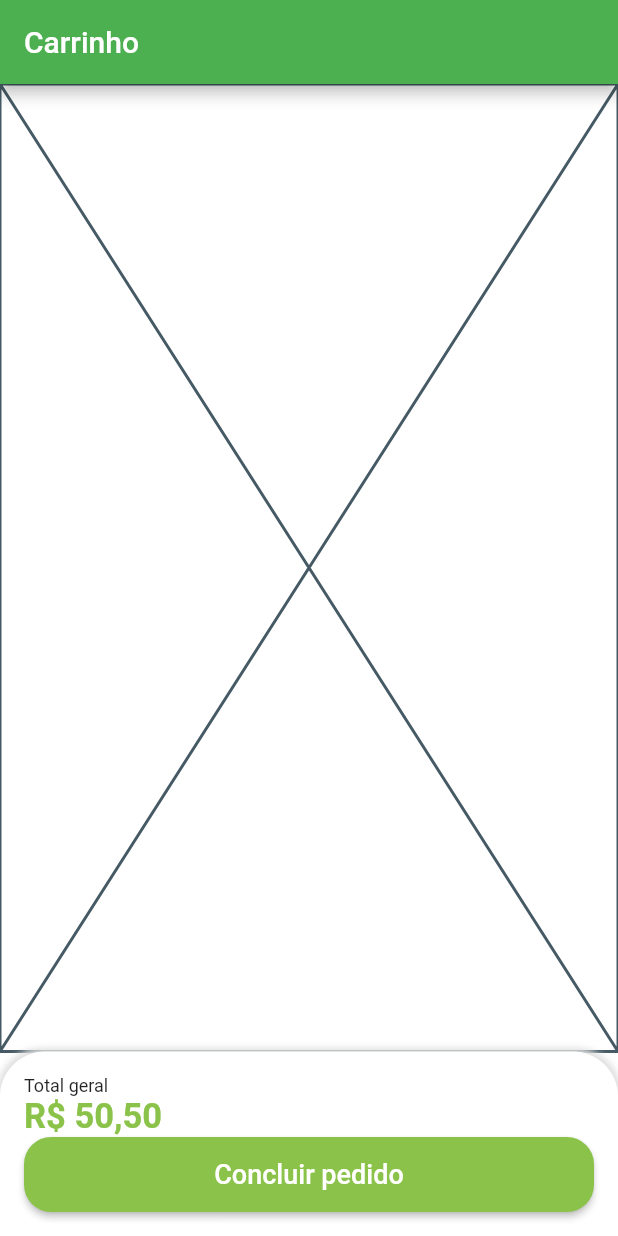
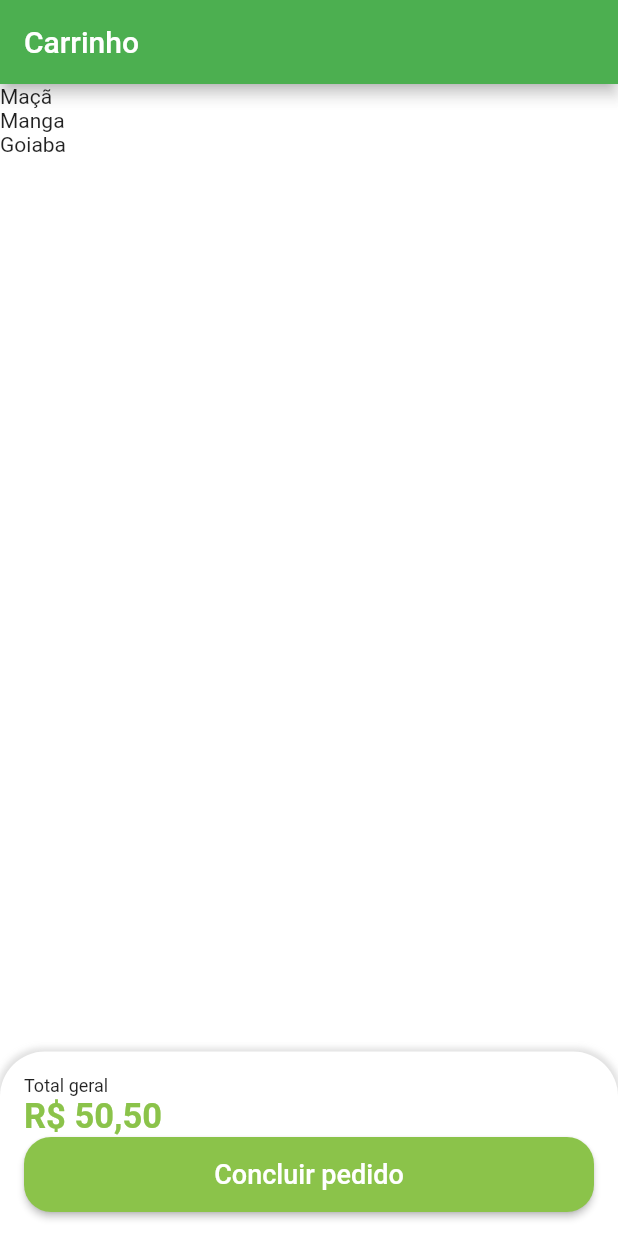
Before and after one commit to emilson-silva/quitanda_virtual, a Flutter app: the CartTab screen opened directly, on a phone screen of 412 x 824 dp. Run offline on Flutter 3.47's test engine with Material 2 defaults, Android fonts, the phone set to English and light mode, and no system bars; our stand-ins replace animated_text_kit, badges, mask_text_input_formatter.

Commit message:
Criação da lista de produtos do carrinho

```diff
--- a/lib/src/config/app_data.dart
+++ b/lib/src/config/app_data.dart
@@ -1,3 +1,4 @@
+import 'package:quitanda_virtual/src/models/cart_item_model.dart';
 import 'package:quitanda_virtual/src/models/item_model.dart';
 
 ItemModel apple = ItemModel(
@@ -71,3 +72,17 @@ List<String> categories = [
   'Temperos',
   'Cereais',
 ];
+List<CartItemModel> cartItems = [
+  CartItemModel(
+    item: apple,
+    quantity: 2,
+  ),
+  CartItemModel(
+    item: mango,
+    quantity: 3,
+  ),
+  CartItemModel(
+    item: guava,
+    quantity: 1,
+  ),
+];
--- /dev/null
+++ b/lib/src/models/cart_item_model.dart
@@ -0,0 +1,11 @@
+import 'package:quitanda_virtual/src/models/item_model.dart';
+
+class CartItemModel {
+  ItemModel item;
+  int quantity;
+
+  CartItemModel({
+    required this.item,
+    required this.quantity,
+  });
+}
--- a/lib/src/pages/cart/cart_tab.dart
+++ b/lib/src/pages/cart/cart_tab.dart
@@ -1,6 +1,7 @@
 import 'package:flutter/material.dart';
 import 'package:quitanda_virtual/src/config/custom_colors.dart';
 import 'package:quitanda_virtual/src/pages/home/components/utils_services.dart';
+import 'package:quitanda_virtual/src/config/app_data.dart' as appData;
 
 class CartTab extends StatelessWidget {
   CartTab({super.key});
@@ -14,8 +15,13 @@ class CartTab extends StatelessWidget {
       ),
       body: Column(
         children: [
-          const Expanded(
-            child: Placeholder(),
+          Expanded(
+            child: ListView.builder(
+              itemCount: appData.cartItems.length,
+              itemBuilder: (_, index) {
+                return Text(appData.cartItems[index].item.itemName);
+              },
+            ),
           ),
           Container(
             padding: const EdgeInsets.all(16),
```
